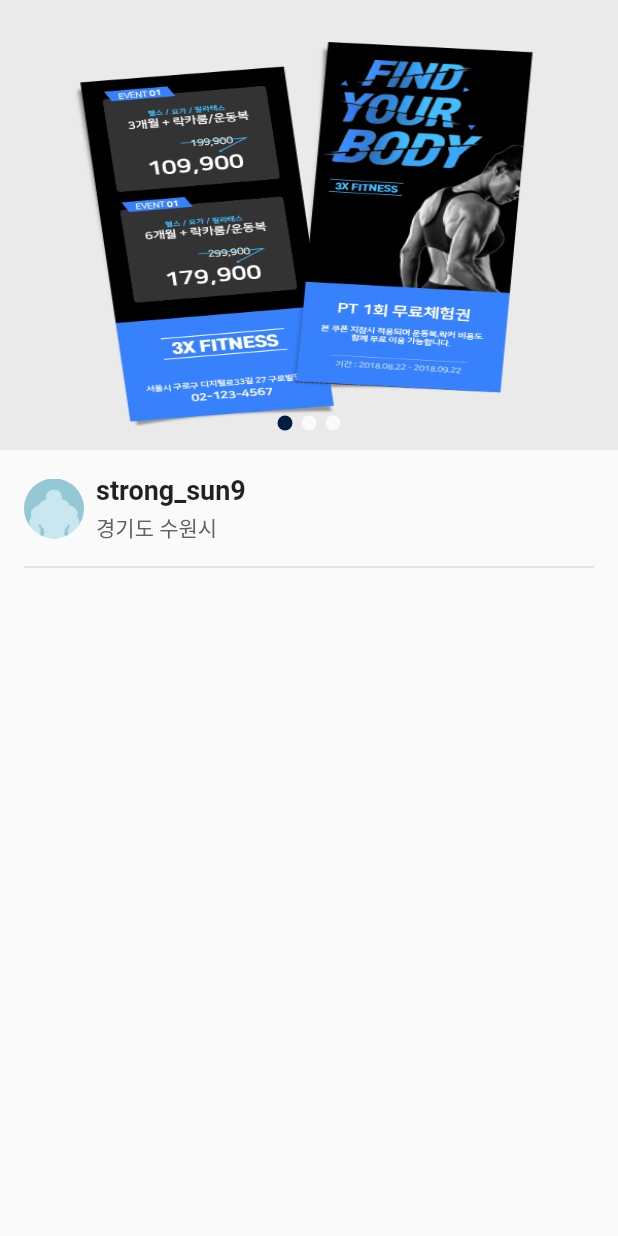
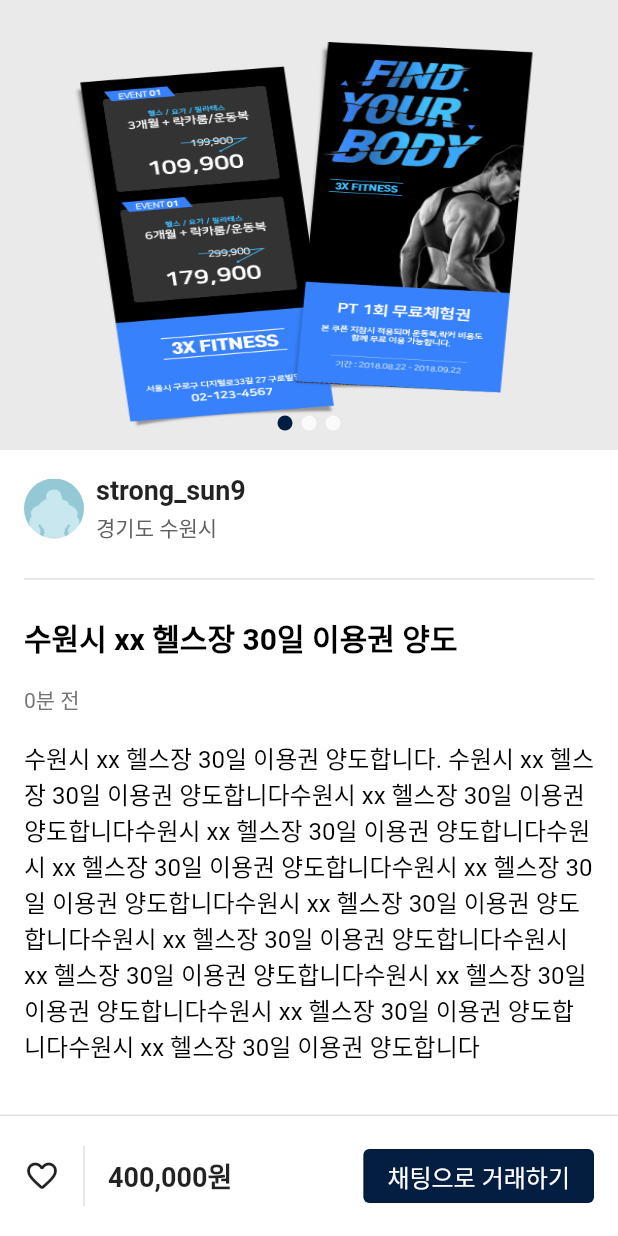
Before and after one commit to Long9725/ENFT_client_app, a Flutter app: the PostListScreen screen opened directly, after a tap on "맥북 프로 터치바 13인치 16년 판매합니다", on a phone screen of 412 x 824 dp. Run offline on Flutter 3.47's test engine with Material 2 defaults, Android fonts, the phone set to English and light mode, and no system bars; our stand-ins replace flutter_swiper_null_safety, location, lottie.

```diff
--- a/lib/src/helper.dart
+++ b/lib/src/helper.dart
@@ -1,21 +1,26 @@
 import 'dart:convert';
+import 'dart:core';
 
 import 'package:flutter/material.dart';
 
 import 'package:http/http.dart' as http;
+import 'package:intl/intl.dart';
 
 const double kDefaultPadding = 16.0;
 const Color kPrimaryColor = Color(0xFF041e42);
+const Color kScaffoldBackgroundColor = Color(0xfcffffff);
 
 MaterialColor createMaterialColor(Color color) {
   List strengths = <double>[.05];
   Map<int, Color> swatch = <int, Color>{};
-  final int r = color.red, g = color.green, b = color.blue;
+  final int r = color.red,
+      g = color.green,
+      b = color.blue;
 
   for (int i = 1; i < 10; i++) {
     strengths.add(0.1 * i);
   }
-  strengths.forEach((strength) {
+  for (var strength in strengths) {
     final double ds = 0.5 - strength;
     swatch[(strength * 1000).round()] = Color.fromRGBO(
       r + ((ds < 0 ? r : (255 - r)) * ds).round(),
@@ -23,7 +28,7 @@ MaterialColor createMaterialColor(Color color) {
       b + ((ds < 0 ? b : (255 - b)) * ds).round(),
       1,
     );
-  });
+  }
   return MaterialColor(color.value, swatch);
 }
 
@@ -51,21 +56,25 @@ Color getBackgroundColor(Set<MaterialState> states) {
   return kPrimaryColor;
 }
 
-List<Map<String, String>> latLonMapWithSnailArray(int num, String latitude, String longitude) {
-  List<Map<String, String>> latLonMap = List.generate(num*num, (_) => <String, String>{});
+List<Map<String, String>> latLonMapWithSnailArray(int num, String latitude,
+    String longitude) {
+  List<Map<String, String>> latLonMap =
+  List.generate(num * num, (_) => <String, String>{});
   double lat = double.parse(latitude);
   double lon = double.parse(longitude);
 
   int index = 0;
   int swift = 1; // +는 행열의 증가, -는 행과 열의 감소
-  int col = 1, row = 0;
+  int col = 1,
+      row = 0;
 
   //[2] 처리
   do {
     for (int i = 0; i < num; i++) {
       row += swift; // 열은 변화, 행은 고정
       lat += 0.035 * swift;
-      latLonMap[index].addAll({'lat':lat.toString(), 'lon': longitude.toString()});
+      latLonMap[index]
+          .addAll({'lat': lat.toString(), 'lon': longitude.toString()});
       index = index + 1;
     }
     num -= 1;
@@ -73,7 +82,8 @@ List<Map<String, String>> latLonMapWithSnailArray(int num, String latitude, Stri
       for (int i = 0; i < num; i++) {
         col += swift; // 열은 고정, 행은 변화
         lon += 0.075 * swift;
-        latLonMap[index].addAll({'lat':lat.toString(), 'lon': longitude.toString()});
+        latLonMap[index]
+            .addAll({'lat': lat.toString(), 'lon': longitude.toString()});
         index = index + 1;
       }
       swift *= (-1); // 스위칭
@@ -109,7 +119,7 @@ Future<List> fetchData(int num, String lat, String lon) async {
 
     temp = state + " " + city + " " + town;
 
-    if(address.contains(temp) == true) {
+    if (address.contains(temp) == true) {
       continue;
     } else {
       address.add(temp);
@@ -118,3 +128,40 @@ Future<List> fetchData(int num, String lat, String lon) async {
 
   return address;
 }
+
+String distanceTimeFromNow(DateTime originDateTime) {
+  String timeFromNow;
+  DateTime now = DateTime.now();
+  int distance;
+
+  distance = DateTime(now.year, now.month, now.day, now.hour, now.minute)
+      .difference(DateTime(
+      originDateTime.year, originDateTime.month, originDateTime.day,
+      originDateTime.hour, originDateTime.minute))
+      .inMinutes;
+
+  if (distance ~/ 60 != 0) {
+    if (distance ~/ (60 * 24) != 0) {
+      if (distance ~/ (60 * 24 * 30) != 0) {
+        if (distance ~/ (60 * 24 * 365) != 0) {
+          timeFromNow = (distance ~/ (60 * 24 * 365)).toString() + "년 전";
+          return timeFromNow;
+        }
+        timeFromNow = (distance ~/ (60 * 24 * 30)).toString() + "달 전";
+        return timeFromNow;
+      }
+      timeFromNow = (distance ~/ (60 * 24)).toString() + "일 전";
+      return timeFromNow;
+    }
+    timeFromNow = (distance ~/ (60)).toString() + "시간 전";
+    return timeFromNow;
+  } else {
+    timeFromNow = distance.toString() + "분 전";
+  }
+  return timeFromNow;
+}
+
+String currencyFormat(int price) {
+  final formatCurrency = NumberFormat.simpleCurrency(locale:"ko_KR", name:"", decimalDigits: 0);
+  return formatCurrency.format(price)+"원";
+}
--- a/lib/src/model/post.dart
+++ b/lib/src/model/post.dart
@@ -6,6 +6,9 @@ class Post {
   final String location;
   final DateTime time;
   final String description;
+  final int price;
+  final int application;
+  final int chatting;
   final int interest;
   final int lookUp;
 
@@ -15,6 +18,9 @@ class Post {
       required this.location,
       required this.time,
       required this.description,
+      required this.price,
+      required this.application,
+      required this.chatting,
       required this.interest,
       required this.lookUp});
 }
@@ -31,7 +37,11 @@ List postList = [
       title: "수원시 xx 헬스장 30일 이용권 양도",
       location: userList[0].location,
       time: DateTime.now(),
-      description: "수원시 xx 헬스장 30일 이용권 양도합니다",
+      description:
+          "수원시 xx 헬스장 30일 이용권 양도합니다. 수원시 xx 헬스장 30일 이용권 양도합니다수원시 xx 헬스장 30일 이용권 양도합니다수원시 xx 헬스장 30일 이용권 양도합니다수원시 xx 헬스장 30일 이용권 양도합니다수원시 xx 헬스장 30일 이용권 양도합니다수원시 xx 헬스장 30일 이용권 양도합니다수원시 xx 헬스장 30일 이용권 양도합니다수원시 xx 헬스장 30일 이용권 양도합니다수원시 xx 헬스장 30일 이용권 양도합니다수원시 xx 헬스장 30일 이용권 양도합니다수원시 xx 헬스장 30일 이용권 양도합니다",
+      price: 400000,
+      application: 0,
+      chatting: 0,
       interest: 0,
       lookUp: 0)
 ];
--- a/lib/src/model/slide.dart
+++ b/lib/src/model/slide.dart
@@ -1,5 +1,3 @@
-import 'package:flutter/cupertino.dart';
-
 class Slide {
   final String imageUrl;
   final String title;
--- a/lib/src/page/post.dart
+++ b/lib/src/page/post.dart
@@ -1,34 +1,104 @@
-import 'package:blue/src/helper.dart';
 import 'package:flutter/material.dart';
 
 import 'package:flutter_swiper_null_safety/flutter_swiper_null_safety.dart';
 
+import 'package:blue/src/helper.dart';
+import 'package:blue/src/model/post.dart';
 import 'package:blue/src/model/user.dart';
 
 class PostPage extends StatefulWidget {
-  const PostPage({Key? key}) : super(key: key);
+  const PostPage({Key? key, required this.post, required this.user}) : super(key: key);
+
+  final Post post;
+  final User user;
 
   @override
   State<PostPage> createState() => _PostPageState();
 }
 
 class _PostPageState extends State<PostPage> {
-  List<String> photos = [
-    'assets/photos/post1.jpg',
-    'assets/photos/post2.jpg',
-    'assets/photos/post3.jpg'
-  ];
+  late String countText;
+
 
   @override
   void initState() {
     // TODO: implement initState
     super.initState();
+    countText = "";
+    if (widget.post.application != 0) {
+      countText += "신청 " + postList[0].application.toString();
+    }
+    if (widget.post.chatting != 0) {
+      if (countText.isEmpty) {
+        countText += "채팅 " + postList[0].chatting.toString();
+      } else {
+        countText += " ꞏ " + "채팅 " + postList[0].chatting.toString();
+      }
+    }
+    if (widget.post.interest != 0) {
+      if (countText.isEmpty) {
+        countText += "관심 " + postList[0].interest.toString();
+      } else {
+        countText += " ꞏ " + "관심 " + postList[0].interest.toString();
+      }
+    }
+    if (widget.post.lookUp != 0) {
+      if (countText.isEmpty) {
+        countText += "관심 " + postList[0].lookUp.toString();
+      } else {
+        countText += " ꞏ " + "관심 " + postList[0].lookUp.toString();
+      }
+    }
   }
 
   @override
   Widget build(BuildContext context) {
     // TODO: implement build
     return Scaffold(
+        backgroundColor: kScaffoldBackgroundColor,
+        bottomNavigationBar: BottomAppBar(
+            color: Colors.white,
+            elevation: 0,
+            child: Column(mainAxisSize: MainAxisSize.min, children: [
+              const Divider(
+                height: 1,
+                thickness: 1,
+              ),
+              Padding(
+                padding: const EdgeInsets.all(kDefaultPadding),
+                child: Row(
+                  children: [
+                    InkWell(
+                        onTap: () {},
+                        child: const Icon(Icons.favorite_border_rounded)),
+                    const SizedBox(width: kDefaultPadding / 2),
+                    const SizedBox(
+                        height: 40,
+                        child: VerticalDivider(
+                          thickness: 1,
+                        )),
+                    const SizedBox(width: kDefaultPadding / 2),
+                    Expanded(
+                        child: Text(currencyFormat(postList[0].price),
+                            style: const TextStyle(
+                                fontWeight: FontWeight.bold, fontSize: 18))),
+                    OutlinedButton(
+                      onPressed: () {},
+                      style: ButtonStyle(
+                        backgroundColor:
+                            MaterialStateProperty.all(kPrimaryColor),
+                        foregroundColor:
+                            MaterialStateProperty.all(Colors.white),
+                      ),
+                      child: const Text(
+                        "채팅으로 거래하기",
+                        style: TextStyle(fontSize: 16.0),
+                      ),
+                    )
+                  ],
+                ),
+              )
+            ])),
         body: SingleChildScrollView(
           child: Column(
             children: [
@@ -37,16 +107,18 @@ class _PostPageState extends State<PostPage> {
                   child: Swiper(
                     itemBuilder: (BuildContext context, int index) {
                       return Image.asset(
-                    photos[index],
+                        widget.post.photos[index],
                         fit: BoxFit.fill,
                       );
                     },
                     itemCount: photos.length,
                     pagination: const SwiperPagination(),
                   )),
+              // SizedBox(height: kDefaultPadding,),
               Padding(
                   padding: const EdgeInsets.all(kDefaultPadding),
                   child: Column(
+                    crossAxisAlignment: CrossAxisAlignment.start,
                     children: [
                       Row(
                         children: [
@@ -58,7 +130,7 @@ class _PostPageState extends State<PostPage> {
                               decoration: BoxDecoration(
                                   shape: BoxShape.circle,
                                   image: DecorationImage(
-                                  image: AssetImage(userList[0].profile))),
+                                      image: AssetImage(widget.user.profile))),
                             ),
                           ),
                           const SizedBox(
@@ -68,7 +140,7 @@ class _PostPageState extends State<PostPage> {
                             crossAxisAlignment: CrossAxisAlignment.start,
                             children: [
                               Text(
-                            userList[0].nickName,
+                                widget.user.nickName,
                                 style: const TextStyle(
                                   fontWeight: FontWeight.bold,
                                   fontSize: 18,
@@ -78,7 +150,7 @@ class _PostPageState extends State<PostPage> {
                                 height: kDefaultPadding / 4,
                               ),
                               Text(
-                            userList[0].location,
+                                widget.user.location,
                                 style: TextStyle(
                                     color: Colors.grey.shade700, fontSize: 14),
                               )
@@ -87,8 +159,39 @@ class _PostPageState extends State<PostPage> {
                         ],
                       ),
                       const Divider(
-                    height: kDefaultPadding * 2,
+                        height: kDefaultPadding * 3,
                         thickness: 1,
+                      ),
+                      Text(widget.post.title,
+                          style: const TextStyle(
+                              fontWeight: FontWeight.bold,
+                              fontSize: 20,
+                              color: Colors.black)),
+                      const SizedBox(
+                        height: kDefaultPadding,
+                      ),
+                      Text(
+                        distanceTimeFromNow(widget.post.time),
+                        style: TextStyle(color: Colors.grey.shade600),
+                      ),
+                      const SizedBox(
+                        height: kDefaultPadding,
+                      ),
+                      Text(
+                        widget.post.description,
+                        style:
+                            const TextStyle(fontSize: 16, color: Colors.black),
+                      ),
+                      const SizedBox(
+                        height: kDefaultPadding,
+                      ),
+                      Row(
+                        children: [
+                          Text(
+                            countText,
+                            style: TextStyle(color: Colors.grey.shade600),
+                          )
+                        ],
                       )
                     ],
                   ))
--- a/lib/src/screen/post_list.dart
+++ b/lib/src/screen/post_list.dart
@@ -1,5 +1,7 @@
 import 'package:flutter/material.dart';
 
+import 'package:blue/src/model/post.dart';
+import 'package:blue/src/model/user.dart';
 import '../page/post.dart';
 import '../widget/list_item.dart';
 
@@ -33,7 +35,7 @@ class PostListScreen extends StatelessWidget {
           price: '600,000원',
           onTap: () {
             Navigator.push(
-                context, MaterialPageRoute(builder: (context) => PostPage()));
+                context, MaterialPageRoute(builder: (context) => PostPage(post: postList[0], user: userList[0])));
           },
         ),
         CustomListItem(
@@ -47,7 +49,7 @@ class PostListScreen extends StatelessWidget {
           price: '',
           onTap: () {
             Navigator.push(
-                context, MaterialPageRoute(builder: (context) => PostPage()));
+                context, MaterialPageRoute(builder: (context) => PostPage(post: postList[0], user: userList[1])));
           },
         ),
         CustomListItem(
@@ -61,7 +63,7 @@ class PostListScreen extends StatelessWidget {
           price: '',
           onTap: () {
             Navigator.push(
-                context, MaterialPageRoute(builder: (context) => PostPage()));
+                context, MaterialPageRoute(builder: (context) => PostPage(post: postList[0], user: userList[2])));
           },
         ),
         CustomListItem(
@@ -75,7 +77,7 @@ class PostListScreen extends StatelessWidget {
           price: '',
           onTap: () {
             Navigator.push(
-                context, MaterialPageRoute(builder: (context) => PostPage()));
+                context, MaterialPageRoute(builder: (context) => PostPage(post: postList[0], user: userList[3])));
           },
         ),
         CustomListItem(
@@ -89,7 +91,7 @@ class PostListScreen extends StatelessWidget {
           price: '',
           onTap: () {
             Navigator.push(
-                context, MaterialPageRoute(builder: (context) => PostPage()));
+                context, MaterialPageRoute(builder: (context) => PostPage(post: postList[0], user: userList[0])));
           },
         ),
       ],
--- a/pubspec.yaml
+++ b/pubspec.yaml
@@ -35,6 +35,7 @@ dependencies:
   # Use with the CupertinoIcons class for iOS style icons.
   cupertino_icons: ^1.0.2
   provider: ^6.0.2
+  intl: ^0.17.0
 
 dev_dependencies:
   flutter_test:
```
Also changed, not shown: pubspec.lock, 1 other file. Lines whose indentation alone changed are shown as unchanged.
